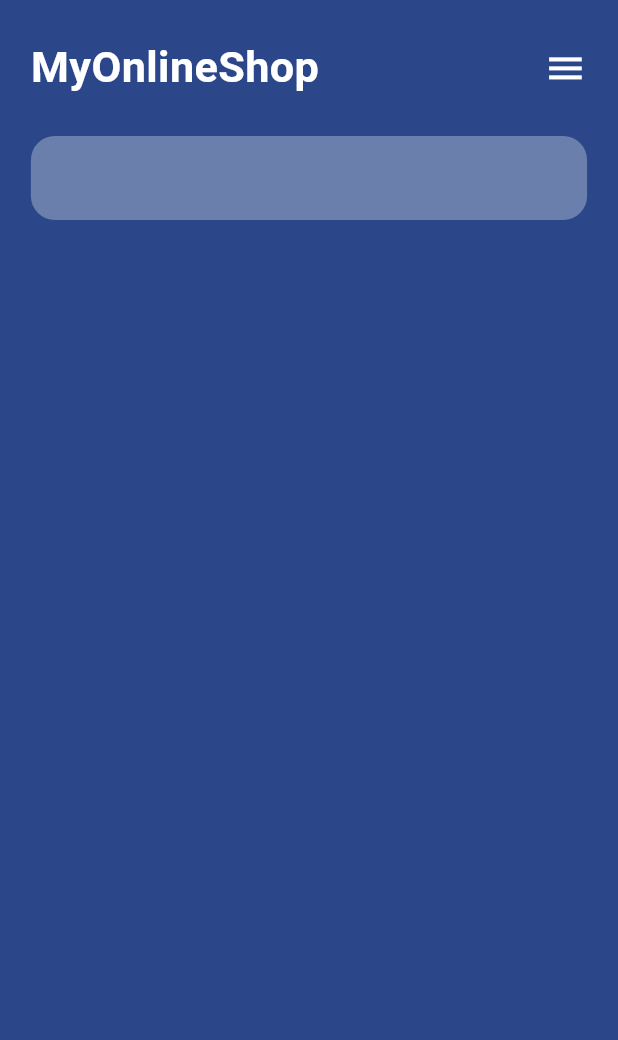
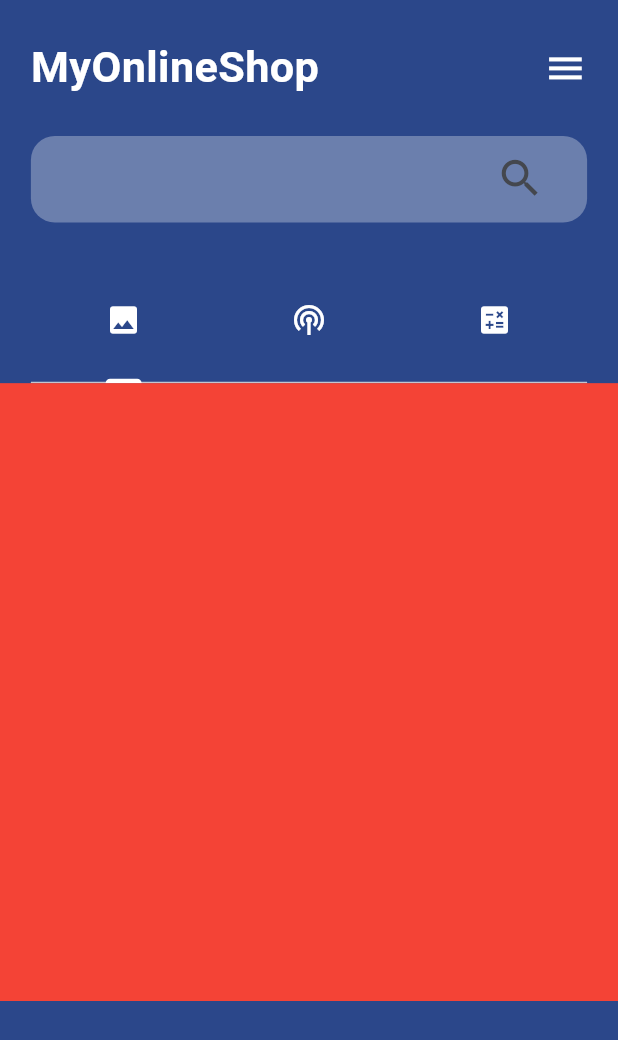
Before and after one commit to pouriashiralipour/online_shop_flutter_backend_with_dart, a Flutter app: the screen it shows after launch, on a phone screen of 412 x 824 dp. Shown: the top 1040 px of the screen. Run offline on Flutter 3.47's test engine with Material 2 defaults, Android fonts, the phone set to English and light mode, and no system bars.

Commit message:
add tab bar

```diff
--- a/lib/main.dart
+++ b/lib/main.dart
@@ -30,7 +30,16 @@ class MainScreen extends StatefulWidget {
   State<MainScreen> createState() => _MainScreenState();
 }
 
-class _MainScreenState extends State<MainScreen> {
+class _MainScreenState extends State<MainScreen>
+    with SingleTickerProviderStateMixin<MainScreen> {
+  late TabController myController;
+  int tabIndex = 0;
+  @override
+  void initState() {
+    super.initState();
+    myController = TabController(length: 3, vsync: this);
+  }
+
   @override
   Widget build(BuildContext context) {
     var width = MediaQuery.of(context).size.width;
@@ -75,18 +84,76 @@ class _MainScreenState extends State<MainScreen> {
               Container(
                 padding: EdgeInsets.symmetric(horizontal: width * 0.05),
                 margin: EdgeInsets.symmetric(horizontal: width * 0.05),
-                constraints: BoxConstraints(minHeight: height * 0.05),
+                constraints: BoxConstraints(minHeight: height * 0.07),
                 decoration: BoxDecoration(
                     borderRadius: BorderRadius.circular(16),
                     color: Colors.white30),
-                child: TextField(
-                  cursorColor: Colors.black,
+                child: Directionality(
                   textDirection: TextDirection.rtl,
-                  decoration: InputDecoration(
-                      enabledBorder: OutlineInputBorder(
-                          borderRadius: BorderRadius.circular(16),
-                          borderSide:
-                              const BorderSide(color: Colors.transparent))),
+                  child: TextField(
+                    keyboardType: TextInputType.name,
+                    cursorColor: Colors.white38,
+                    decoration: InputDecoration(
+                        prefixIcon: Icon(
+                          Icons.search,
+                          size: width * 0.08,
+                        ),
+                        hintStyle: const TextStyle(color: Colors.black87),
+                        enabledBorder: OutlineInputBorder(
+                            borderRadius: BorderRadius.circular(16),
+                            borderSide:
+                                const BorderSide(color: Colors.transparent)),
+                        focusedBorder: OutlineInputBorder(
+                            borderRadius: BorderRadius.circular(16),
+                            borderSide:
+                                const BorderSide(color: Colors.transparent))),
+                  ),
+                ),
+              ),
+              Container(
+                constraints: BoxConstraints(minHeight: height * 0.1),
+                margin: EdgeInsets.only(
+                    top: height * 0.03,
+                    right: width * 0.05,
+                    left: width * 0.05),
+                child: TabBar(
+                  onTap: (value) {
+                    setState(() {
+                      tabIndex = myController.index;
+                    });
+                  },
+                  indicatorColor: Colors.white,
+                  controller: myController,
+                  tabs: const [
+                    Icon(
+                      Icons.image,
+                      color: Colors.white,
+                    ),
+                    Icon(
+                      Icons.podcasts,
+                      color: Colors.white,
+                    ),
+                    Icon(
+                      Icons.calculate,
+                      color: Colors.white,
+                    ),
+                  ],
+                ),
+              ),
+              Container(
+                height: height * 0.5,
+                // color: Colors.red,
+                child: TabBarView(
+                  controller: myController,
+                  children: [
+                    Container(
+                      color: Colors.red,
+                    ),
+                    Container(
+                      color: Colors.green,
+                    ),
+                    Container(color: Colors.yellow),
+                  ],
                 ),
               ),
             ],
```
